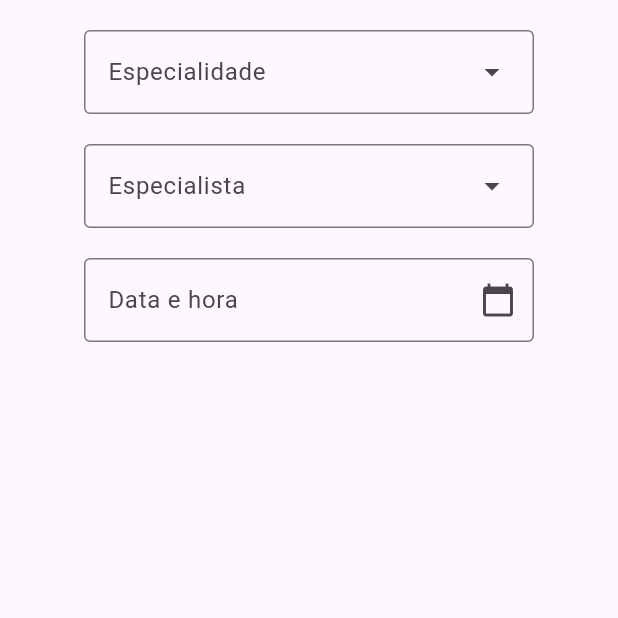
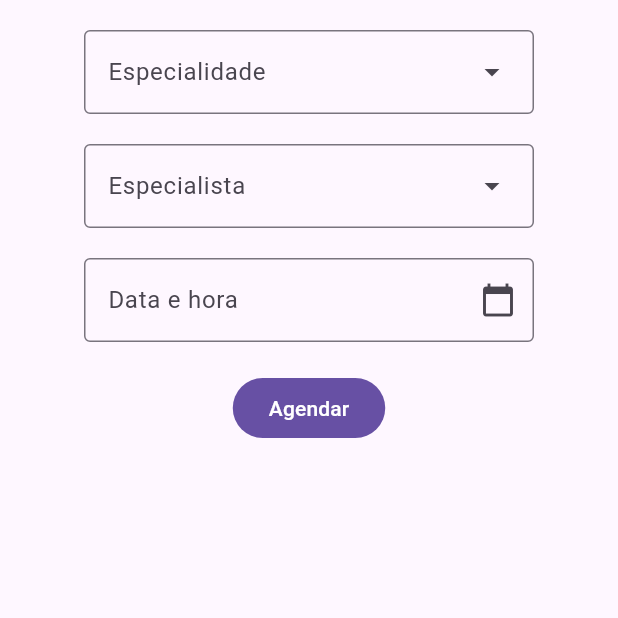
Before and after one commit to luizbarboza/salao_raquele_lisboa, a Flutter app: the NewAppointmentPage screen opened by its route, on a phone screen of 412 x 824 dp, the top half of it. Run offline on Flutter 3.47's test engine with Material 3 defaults, Android fonts, the phone set to English and light mode, and no system bars; our stand-ins replace equatable, flutter_bloc, supabase_flutter; accounts and stored records are empty.

Commit message:
added the button to schedule an appointment

```diff
--- a/lib/bloc/appointment_event.dart
+++ b/lib/bloc/appointment_event.dart
@@ -1,3 +1,9 @@
 abstract class AppointmentEvent {}
 
 class AppointmentFetchAll extends AppointmentEvent {}
+
+class AppointmentInsert extends AppointmentEvent {
+  Map<String, Object> values;
+
+  AppointmentInsert(this.values);
+}
--- a/lib/bloc/appointment_state.dart
+++ b/lib/bloc/appointment_state.dart
@@ -12,6 +12,14 @@ class AppointmentFetchedAll extends AppointmentState {
   AppointmentFetchedAll(this.appointments);
 }
 
+class AppointmentInserting extends AppointmentState {}
+
+class AppointmentInserted extends AppointmentState {
+  final Appointment appointment;
+
+  AppointmentInserted(this.appointment);
+}
+
 class AppointmentError extends AppointmentState {
   final String message;
 
--- a/lib/bloc/auth_state.dart
+++ b/lib/bloc/auth_state.dart
@@ -1,19 +1,15 @@
-import 'package:equatable/equatable.dart';
-import 'package:supabase_flutter/supabase_flutter.dart';
+import '../model/person.dart';
 
-abstract class AuthState extends Equatable {
-  @override
-  List<Object> get props => [];
-}
+abstract class AuthState {}
 
 class AuthInitial extends AuthState {}
 
 class AuthLoading extends AuthState {}
 
 class AuthAuthenticated extends AuthState {
-  User user;
+  Person person;
 
-  AuthAuthenticated(this.user);
+  AuthAuthenticated(this.person);
 }
 
 class AuthUnauthenticated extends AuthState {}
@@ -22,7 +18,4 @@ class AuthError extends AuthState {
   final String message;
 
   AuthError(this.message);
-
-  @override
-  List<Object> get props => [message];
 }
--- a/lib/data/provider.dart
+++ b/lib/data/provider.dart
@@ -12,7 +12,7 @@ Future<List<Map<String, dynamic>>> fetchData({
   return await builder;
 }
 
-Future<Map<String, dynamic>> insertData({
+Future<Map<String, dynamic>?> insertData({
   required String table,
   required Map<String, Object> values,
   bool? select,
--- a/lib/data/specialist.dart
+++ b/lib/data/specialist.dart
@@ -4,6 +4,9 @@ import 'provider.dart';
 Future<List<Specialist>> fetchSpecialist(
     [Map<String, Object>? criteria]) async {
   final data = (await fetchData(
-      table: "especialista", columns: "*, especialidade(*), pessoa(*)"));
+    table: "especialista",
+    columns: "*, especialidade(*), pessoa(*)",
+    criteria: criteria,
+  ));
   return data.map(Specialist.fromMap).toList();
 }
--- a/lib/page/new_appointment.dart
+++ b/lib/page/new_appointment.dart
@@ -1,6 +1,12 @@
 import 'package:flutter/material.dart';
 import 'package:flutter_bloc/flutter_bloc.dart';
+import 'package:intl/intl.dart';
+import 'package:sala_raquele_lisboa/bloc/appointment_event.dart';
 import 'package:sala_raquele_lisboa/bloc/specialty_event.dart';
+import '../bloc/appointment.dart';
+import '../bloc/appointment_state.dart';
+import '../bloc/auth.dart';
+import '../bloc/auth_state.dart';
 import '../bloc/specialist.dart';
 import '../bloc/specialist_event.dart';
 import '../bloc/specialist_state.dart';
@@ -19,6 +25,7 @@ class NewAppointmentPageState extends State<NewAppointmentPage> {
   int? _selectedSpecialty;
   //TextEditingController _specialistController = TextEditingController();
   int? _selectedSpecialist;
+  DateTime? _pickedDateTime;
   TextEditingController _dateTimeController = TextEditingController();
 
   @override
@@ -53,6 +60,7 @@ class NewAppointmentPageState extends State<NewAppointmentPage> {
 
         setState(() {
           // Atualiza o controlador com a data e hora selecionada
+          _pickedDateTime = fullDateTime;
           _dateTimeController.text =
               "${fullDateTime.day}/${fullDateTime.month}/${fullDateTime.year} ${pickedTime.format(context)}";
         });
@@ -62,8 +70,7 @@ class NewAppointmentPageState extends State<NewAppointmentPage> {
 
   @override
   Widget build(BuildContext context) {
-    return Scaffold(
-      body: MultiBlocProvider(
+    return MultiBlocProvider(
       providers: [
         BlocProvider<SpecialtyBloc>(
           create: (context) => SpecialtyBloc()..add(SpecialtyFetchAll()),
@@ -71,8 +78,23 @@ class NewAppointmentPageState extends State<NewAppointmentPage> {
         BlocProvider<SpecialistBloc>(
           create: (context) => SpecialistBloc(),
         ),
+        BlocProvider<AppointmentBloc>(
+          create: (context) => AppointmentBloc(),
+        ),
       ],
-        child: Center(
+      child: BlocListener<AppointmentBloc, AppointmentState>(
+        listener: (context, state) {
+          if (state is AppointmentInserted) {
+            Navigator.pop(context);
+            print("test");
+          } else if (state is AppointmentError) {
+            ScaffoldMessenger.of(context).showSnackBar(
+              SnackBar(content: Text(state.message)),
+            );
+          }
+        },
+        child: Scaffold(
+          body: Center(
             child: Padding(
               padding: const EdgeInsets.all(20.0),
               child: Column(
@@ -149,7 +171,27 @@ class NewAppointmentPageState extends State<NewAppointmentPage> {
                           context), // Abre o DatePicker ao tocar no campo
                     ),
                   ),
+                  const SizedBox(height: 20),
+                  BlocBuilder<AuthBloc, AuthState>(builder: (context, state) {
+                    return FilledButton(
+                      onPressed: () {
+                        final auth = context.read<AuthBloc>();
+                        final authState = auth.state;
+                        if (authState is AuthAuthenticated) {
+                          final appointment = context.read<AppointmentBloc>();
+                          appointment.add(AppointmentInsert({
+                            "cliente": authState.person.id,
+                            "especialista": _selectedSpecialist!,
+                            "data_hora": DateFormat('yyyy-MM-dd hh:mm:ss')
+                                .format(_pickedDateTime!),
+                          }));
+                        }
+                      },
+                      child: const Text('Agendar'),
+                    );
+                  }),
                 ],
+              ),
             ),
           ),
         ),
```
Also changed, not shown: lib/bloc/appointment.dart (+11 -0 lines), lib/bloc/auth.dart (+5 -2 lines), lib/data/appointment.dart (+9 -0 lines), lib/data/person.dart (added, +10 -0 lines). Lines whose indentation alone changed are shown as unchanged.
